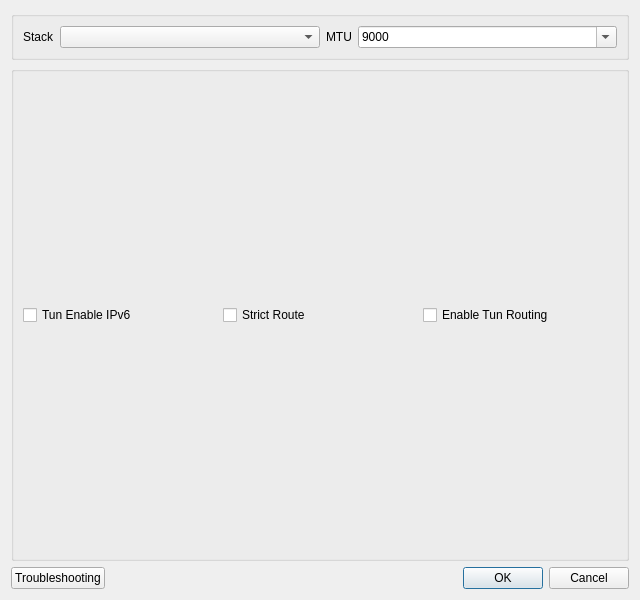
The window that src/nekobox/ui/setting/dialog_vpn_settings.ui (qr243vbi/nekobox) describes before a commit, drawn with Qt 5.
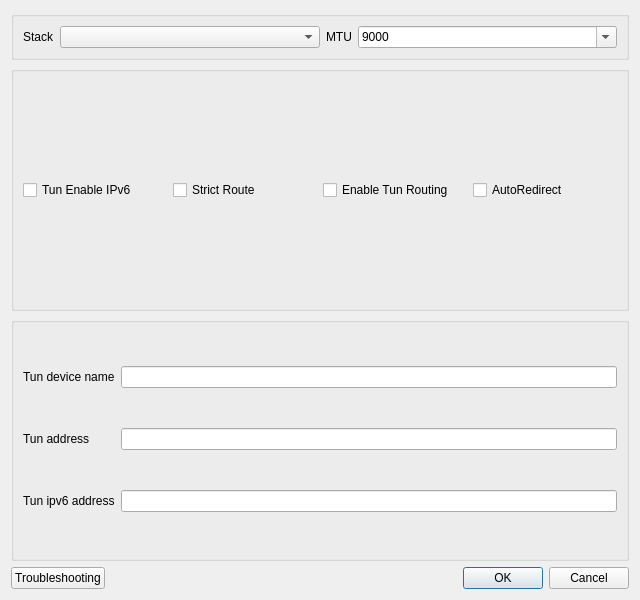
The same window after the commit.

Diff of the .ui file:
```diff
--- a/src/nekobox/ui/setting/dialog_vpn_settings.ui
+++ b/src/nekobox/ui/setting/dialog_vpn_settings.ui
@@ -103,6 +103,58 @@
         </property>
        </widget>
       </item>
+      <item>
+       <widget class="QCheckBox" name="auto_redirect">
+        <property name="text">
+         <string>AutoRedirect</string>
+        </property>
+       </widget>
+      </item>
+     </layout>
+    </widget>
+   </item>
+   <item>
+    <widget class="QGroupBox" name="groupBox_2">
+     <property name="title">
+      <string/>
+     </property>
+     <layout class="QGridLayout" name="gridLayout">
+      <item row="1" column="0">
+       <widget class="QLabel" name="label">
+        <property name="sizePolicy">
+         <sizepolicy hsizetype="Preferred" vsizetype="Fixed">
+          <horstretch>0</horstretch>
+          <verstretch>0</verstretch>
+         </sizepolicy>
+        </property>
+        <property name="text">
+         <string>Tun device name</string>
+        </property>
+       </widget>
+      </item>
+      <item row="1" column="1">
+       <widget class="QLineEdit" name="tun_name"/>
+      </item>
+      <item row="2" column="0">
+       <widget class="QLabel" name="label_2">
+        <property name="text">
+         <string>Tun address</string>
+        </property>
+       </widget>
+      </item>
+      <item row="2" column="1">
+       <widget class="QLineEdit" name="tun_address"/>
+      </item>
+      <item row="3" column="1">
+       <widget class="QLineEdit" name="tun_address_6"/>
+      </item>
+      <item row="3" column="0">
+       <widget class="QLabel" name="label_3">
+        <property name="text">
+         <string>Tun ipv6 address</string>
+        </property>
+       </widget>
+      </item>
      </layout>
     </widget>
    </item>
```
